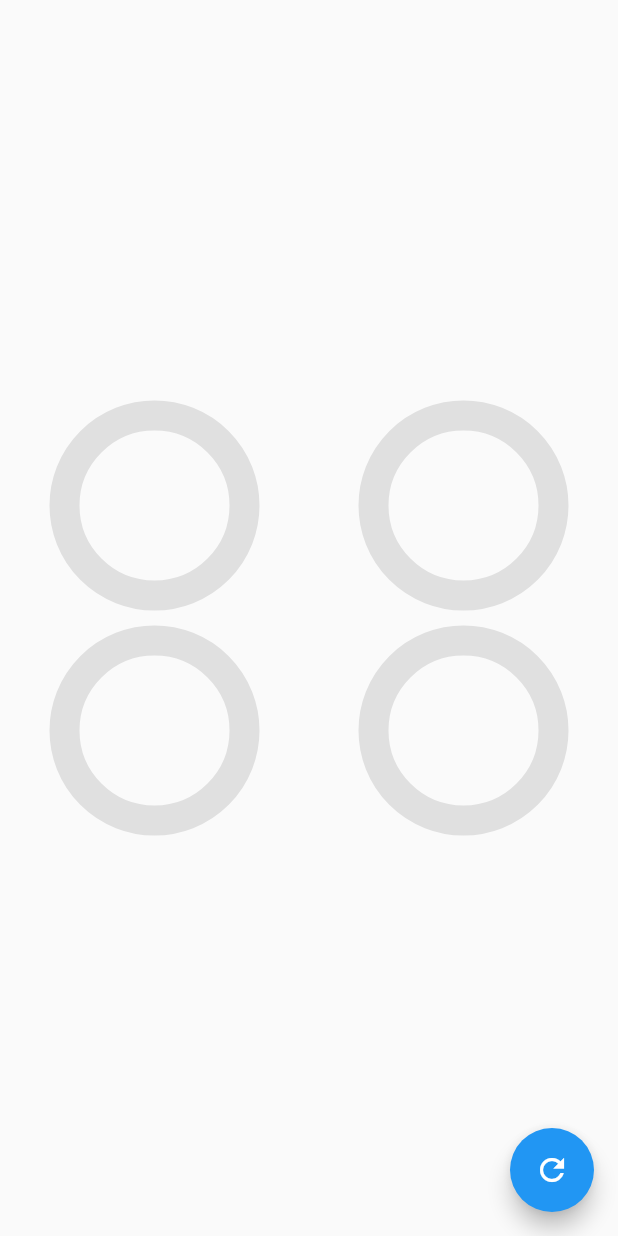
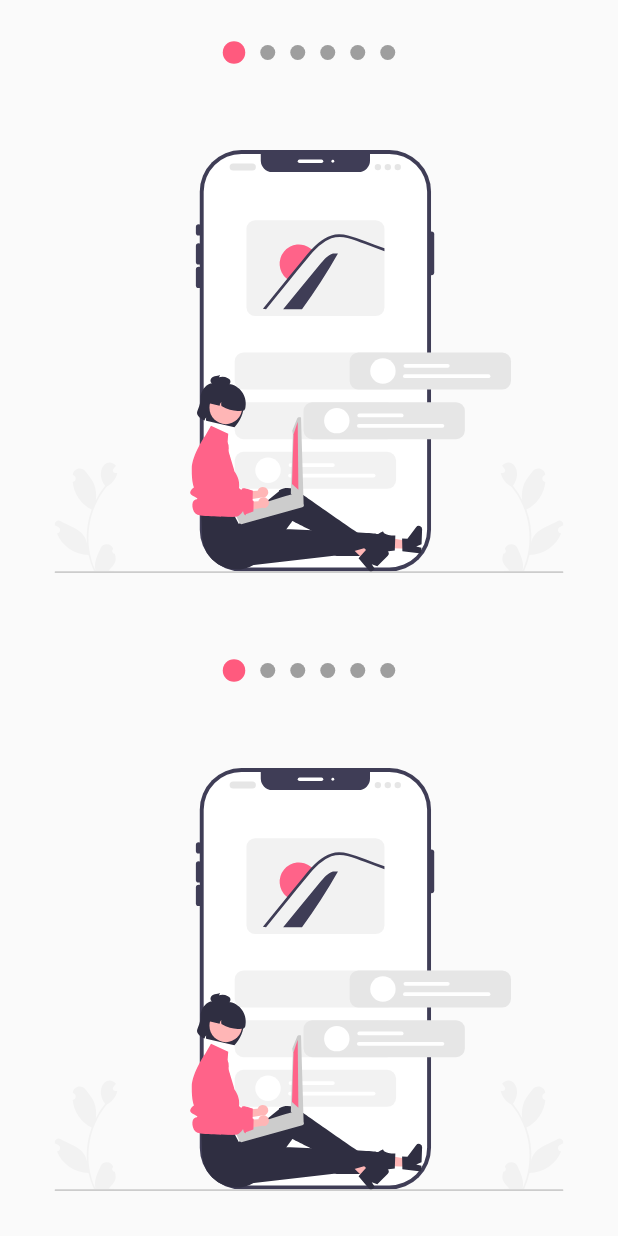
Before and after one commit to churtu/flutter-adv-disenio-headers, a Flutter app: the screen it shows after launch, on a phone screen of 412 x 824 dp. Run offline on Flutter 3.47's test engine with Material 2 defaults, Android fonts, the light colour scheme and no system bars; our stand-ins replace flutter_svg.

Commit message:
Fin seccion 5 - Slideshow

```diff
--- a/lib/main.dart
+++ b/lib/main.dart
@@ -1,17 +1,17 @@
+import 'package:flutter/material.dart';
 import 'package:adv_disenios/src/pages/pages.dart';
-import 'package:flutter/material.dart';
 
-void main() => runApp(const MyApp());
+void main() => runApp(const DiseniosApp());
 
-class MyApp extends StatelessWidget {
-  const MyApp({super.key});
+class DiseniosApp extends StatelessWidget {
+  const DiseniosApp({super.key});
 
   @override
   Widget build(BuildContext context) {
     return const MaterialApp(
       debugShowCheckedModeBanner: false,
-      title: 'Material App',
-      home: GraficasCircularesPage(),
+      title: 'Diseños Adv',
+      home: SlideShowPage(),
     );
   }
 }
--- /dev/null
+++ b/lib/src/models/models.dart
@@ -0,0 +1 @@
+export 'package:adv_disenios/src/models/slider.dart';
--- /dev/null
+++ b/lib/src/models/slider.dart
@@ -0,0 +1,13 @@
+
+import 'package:flutter/material.dart';
+
+class SliderModel with ChangeNotifier{
+  double _currentPageIndex = 0;
+
+  double get currentPageIndex => _currentPageIndex;
+
+  set currentPageIndex(double currentPageIndex) {
+    _currentPageIndex = currentPageIndex;
+    notifyListeners();
+  }
+}
--- a/lib/src/pages/pages.dart
+++ b/lib/src/pages/pages.dart
@@ -1,3 +1,5 @@
+
+export 'package:adv_disenios/src/pages/slidehow_page.dart';
 export 'package:adv_disenios/src/pages/graficas_circulares_page.dart';
 export 'package:adv_disenios/src/pages/animaciones_page.dart';
 export 'package:adv_disenios/src/pages/headers_page.dart';
--- /dev/null
+++ b/lib/src/pages/slidehow_page.dart
@@ -0,0 +1,71 @@
+import 'package:adv_disenios/src/widgets/slideshow.dart';
+import 'package:flutter/material.dart';
+import 'package:flutter_svg/svg.dart';
+
+class SlideShowPage extends StatelessWidget {
+
+  const SlideShowPage({Key? key}) : super(key: key);
+
+  @override
+  Widget build(BuildContext context) {
+    return Scaffold(
+      body: Column(
+        children: [
+          Expanded(child: _SlideShow1()),
+          Expanded( child:  _SlideShow2())
+        ],
+      ),
+    );
+  }
+}
+
+class _SlideShow1 extends StatelessWidget {
+
+  @override
+  Widget build(BuildContext context) {
+    return SlideShow(
+      primaryColor: const Color(0xffff5a7e),
+      bulletPrimarySize: 15,
+      bulletSecondarySize: 10,
+      dotsTop: true,
+      slides: [
+        SvgPicture.asset('assets/slides/slide_1.svg'),
+        SvgPicture.asset('assets/slides/slide_2.svg'),
+        SvgPicture.asset('assets/slides/slide_3.svg'),
+        SvgPicture.asset('assets/slides/slide_4.svg'),
+        const Image(
+          image: NetworkImage('https://picsum.photos/500'),
+        ),
+        const Image(
+          image: NetworkImage('https://picsum.photos/600'),
+        ),
+      ],
+    );
+  }
+}
+
+
+class _SlideShow2 extends StatelessWidget {
+
+  @override
+  Widget build(BuildContext context) {
+    return SlideShow(
+      primaryColor: const Color(0xffff5a7e),
+      bulletPrimarySize: 15,
+      bulletSecondarySize: 10,
+      dotsTop: true,
+      slides: [
+        SvgPicture.asset('assets/slides/slide_1.svg'),
+        SvgPicture.asset('assets/slides/slide_2.svg'),
+        SvgPicture.asset('assets/slides/slide_3.svg'),
+        SvgPicture.asset('assets/slides/slide_4.svg'),
+        const Image(
+          image: NetworkImage('https://picsum.photos/500'),
+        ),
+        const Image(
+          image: NetworkImage('https://picsum.photos/600'),
+        ),
+      ],
+    );
+  }
+}
--- /dev/null
+++ b/lib/src/widgets/slideshow.dart
@@ -0,0 +1,197 @@
+
+import 'package:flutter/material.dart';
+import 'package:provider/provider.dart';
+
+
+
+class SlideShow extends StatelessWidget {
+  final List<Widget> slides;
+  final bool dotsTop;
+  final Color primaryColor;
+  final Color secondaryColor;
+  final double bulletPrimarySize;
+  final double bulletSecondarySize;
+
+  const SlideShow({
+    super.key,
+    required this.slides,
+    this.dotsTop = false,
+    this.primaryColor = Colors.blue,
+    this.secondaryColor = Colors.grey,
+    this.bulletPrimarySize = 12,
+    this.bulletSecondarySize = 12
+    });
+
+  @override
+  Widget build(BuildContext context) {
+    return ChangeNotifierProvider(
+      create: (_) => _SliderProvider(),
+      child: SafeArea(
+        child: Center(
+          child: Builder(
+            builder: (context) {
+              final sliderProvider = Provider.of<_SliderProvider>(context);
+              sliderProvider.primaryColor = primaryColor;
+              sliderProvider.secondaryColor = secondaryColor;
+              sliderProvider.bulletPrimarySize = bulletPrimarySize;
+              sliderProvider.bulletSecondarySize = bulletSecondarySize;
+              return Column(
+                   children: [
+                    if(dotsTop) _Indicators(slides.length),
+                     Expanded(
+                      child: _Slides(slides)
+                    ),
+                    if(!dotsTop) _Indicators(slides.length),
+                   ],
+                 );
+            }
+          ),
+        ),
+      ),
+    );
+  }
+}
+
+
+class _Indicators extends StatelessWidget {
+  final int length;
+  const _Indicators(this.length);
+
+  @override
+  Widget build(BuildContext context) {
+    return SizedBox(
+      height: 70,
+      width: double.infinity,
+      child: Row(
+        mainAxisAlignment: MainAxisAlignment.center,
+        children: List.generate(length, (index) => _Dot(index)),
+      ),
+    );
+  }
+}
+
+class _Dot extends StatelessWidget {
+  final int index;
+
+  const _Dot(this.index);
+
+  @override
+  Widget build(BuildContext context) {
+    final sliderProvider = Provider.of<_SliderProvider>(context);
+    late double size;
+    late Color color;
+    final isCurrentIndex = (sliderProvider.currentPageIndex >= index - .5 && sliderProvider.currentPageIndex < index + .5);
+
+    if( isCurrentIndex ){
+      size = sliderProvider.bulletPrimarySize;
+      color = sliderProvider.primaryColor;
+    }else{
+      size = sliderProvider.bulletSecondarySize;
+      color = sliderProvider.secondaryColor;
+    }
+
+    return AnimatedContainer(
+      duration: const Duration(milliseconds: 200),
+      margin: const EdgeInsets.symmetric(horizontal: 5),
+      width: size,
+      height: size,
+      decoration: BoxDecoration(
+        color: color,
+        borderRadius: BorderRadius.circular(50)
+      ),
+    );
+  }
+}
+
+
+class _Slides extends StatefulWidget {
+  final List<Widget> slides;
+
+  const _Slides(this.slides);
+
+  @override
+  State<_Slides> createState() => _SlidesState();
+}
+
+class _SlidesState extends State<_Slides> {
+  late PageController pageViewController;
+  late _SliderProvider sliderProvider;
+
+  @override
+  void initState() {
+    sliderProvider = Provider.of<_SliderProvider>(context, listen: false);
+    pageViewController = PageController();
+    pageViewController.addListener(() {
+      sliderProvider.currentPageIndex = pageViewController.page!;
+    });
+    super.initState();
+  }
+
+  @override
+  void dispose() {
+    pageViewController.dispose();
+    super.dispose();
+  }
+
+
+  @override
+  Widget build(BuildContext context) {
+    return PageView(
+      controller: pageViewController,
+        children: widget.slides.map(
+          (slide) => _Slide(slide)
+        ).toList(),
+      );
+  }
+}
+
+class _Slide extends StatelessWidget {
+  final Widget slide;
+
+  const _Slide(this.slide);
+
+  @override
+  Widget build(BuildContext context) {
+    return Container(
+      width: double.infinity,
+      height: double.infinity,
+      padding: const EdgeInsets.all(30),
+      child: slide,
+    );
+  }
+}
+
+class _SliderProvider with ChangeNotifier{
+  double _currentPageIndex = 0;
+  Color _primaryColor = Colors.blue;
+  Color _secondaryColor = Colors.grey;
+  double _bulletPrimarySize = 12;
+  double _bulletSecondarySize = 12;
+
+  double get currentPageIndex => _currentPageIndex;
+  Color get primaryColor => _primaryColor;
+  Color get secondaryColor => _secondaryColor;
+  double get bulletPrimarySize => _bulletPrimarySize;
+  double get bulletSecondarySize => _bulletSecondarySize;
+
+  set currentPageIndex(double currentPageIndex) {
+    _currentPageIndex = currentPageIndex;
+    notifyListeners();
+  }
+
+  set primaryColor(Color primaryColor){
+    _primaryColor = primaryColor;
+  }
+
+  set secondaryColor(Color secondaryColor){
+    _secondaryColor = secondaryColor;
+  }
+
+  set bulletPrimarySize(double bulletPrimarySize){
+    _bulletPrimarySize = bulletPrimarySize;
+  }
+
+  set bulletSecondarySize(double bulletSecondarySize){
+    _bulletSecondarySize = bulletSecondarySize;
+  }
+}
```
Also changed, not shown: lib/src/labs/slideshow_lab.dart (added, +129 -0 lines), pubspec.yaml (+6 -19 lines), assets/slides/slide_1.svg (added), assets/slides/slide_2.svg (added), assets/slides/slide_3.svg (added), assets/slides/slide_4.svg (added), pubspec.lock, 1 other file.
